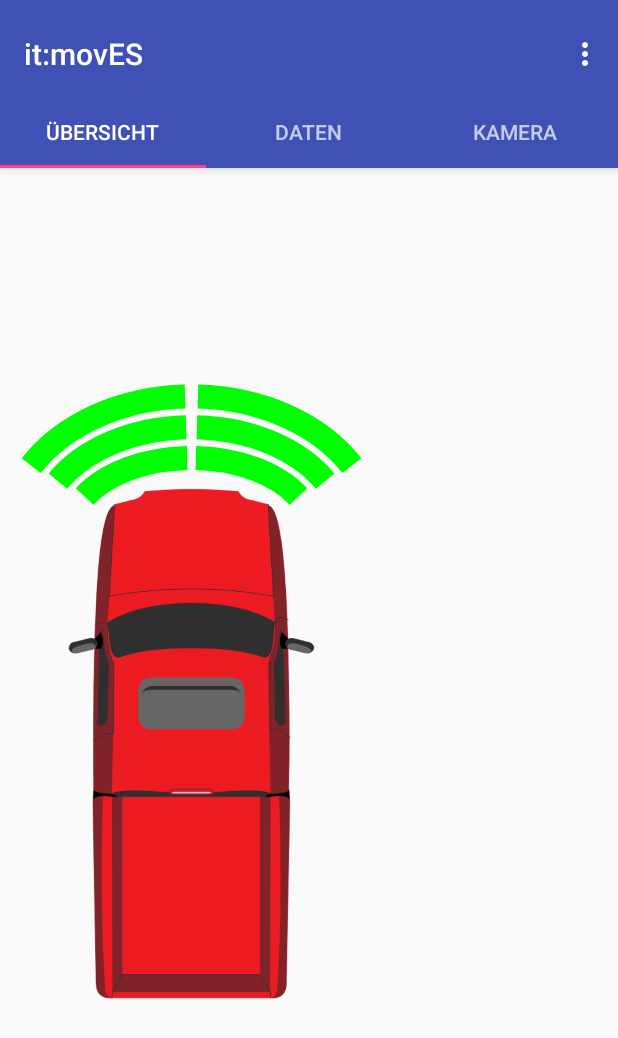
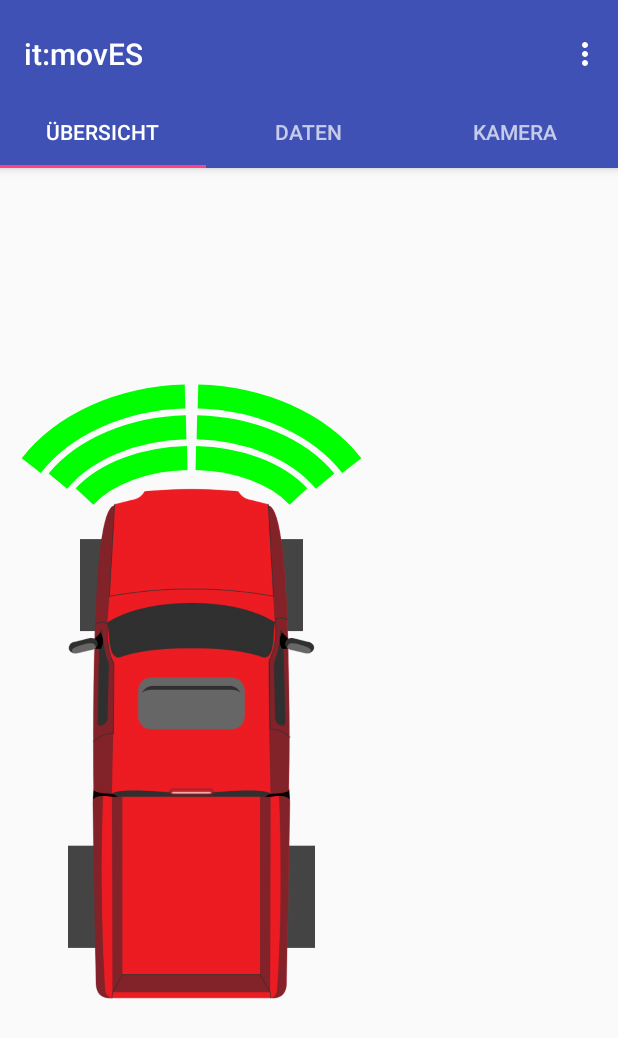
Before and after one commit to Kowait00/CaroloHseApp, an Android app: the screen it shows after launch (MainActivity), on a phone screen of 412 x 824 dp. Shown: the top 1038 px of the screen. Run offline under Robolectric (Android 15) with nearby library versions, the phone set to English and light mode, and no system bars.

Commit message:
-Implemented updating of the GUI based on current car data -Distance sensor visualization now displaying current dist data -Added wheels, with visualization of current turning angle

```diff
--- a/app/src/main/java/com/wacker/carolohseapp/CarTopDownView.java
+++ b/app/src/main/java/com/wacker/carolohseapp/CarTopDownView.java
@@ -3,6 +3,7 @@ package com.wacker.carolohseapp;
 import android.content.Context;
 import android.graphics.Canvas;
 import android.graphics.Color;
+import android.graphics.Matrix;
 import android.graphics.Paint;
 import android.graphics.Rect;
 import android.graphics.RectF;
@@ -15,6 +16,7 @@ import android.view.View;
  */
 public class CarTopDownView extends View
 {
+    private CaroloCarSensorData mCarData = new CaroloCarSensorData();
     private Paint mPaint = new Paint();
     private Drawable mImageTopDownCar;
     private float mImageTopDownCarAspectRatio;
@@ -41,8 +43,32 @@ public class CarTopDownView extends View
         int picBottomRightY = picTopLeftY + picHeight;
         Rect imageBounds = new Rect(picTopLeftX, picTopLeftY, picBottomRightX, picBottomRightY);
         mImageTopDownCar.setBounds(imageBounds);
+
+        // set up wheels for car
+        Paint wheelPaint = new Paint();
+        wheelPaint.setColor(Color.DKGRAY);
+        RectF wheelRearLeft = new RectF((float)(picTopLeftX), (float)(picBottomRightY-picHeight*0.3), (float)(picTopLeftX+picWidth/8), (float)(picBottomRightY-picHeight*0.1));
+        canvas.drawRect(wheelRearLeft, wheelPaint);
+        RectF wheelRearRight = new RectF((float)(picBottomRightX-picWidth/8), (float)(picBottomRightY-picHeight*0.3), (float)(picBottomRightX), (float)(picBottomRightY-picHeight*0.1));
+        canvas.drawRect(wheelRearRight, wheelPaint);
+
+
+        RectF wheelFrontLeft = new RectF((float)(picTopLeftX+picWidth/20), (float)(picTopLeftY+picHeight*0.1), (float)(picTopLeftX+picWidth/6), (float)(picTopLeftY+picHeight*0.28));
+        // Draw turing angle of the wheel (rotate canvas around wheel center to draw angled rectangle)
+        canvas.save();
+        canvas.rotate(mCarData.wheelAngle, wheelFrontLeft.centerX(), wheelFrontLeft.centerY());
+        canvas.drawRect(wheelFrontLeft, wheelPaint);
+        canvas.restore();
+
+        RectF wheelFrontRight = new RectF((float)(picBottomRightX-picWidth/6), (float)(picTopLeftY+picHeight*0.1), (float)(picBottomRightX-picWidth/20), (float)(picTopLeftY+picHeight*0.28));
+        // Draw turing angle of the wheel (rotate canvas around wheel center to draw angled rectangle)
+        canvas.save();
+        canvas.rotate(mCarData.wheelAngle, wheelFrontRight.centerX(), wheelFrontRight.centerY());
+        canvas.drawRect(wheelFrontRight, wheelPaint);
+        canvas.restore();
+
+        //Draw the car
         mImageTopDownCar.draw(canvas);
-
 
         // set up the corners of an ellipse for displaying distance sensor information
         // in a way that it scales with the size of the vehicle graphic
@@ -61,10 +87,12 @@ public class CarTopDownView extends View
         paint.setStyle(Paint.Style.STROKE);
 
         // Draw the inner most arcs for the front distance sensors
-        paint.setColor(Color.GREEN);
+        if(mCarData.distFrontLeft > 0 && mCarData.distFrontLeft < 30) paint.setColor(Color.RED);
+        else paint.setColor(Color.GREEN);
         canvas.drawArc(ovalRect, 210, 58, false, paint );
 
-        paint.setColor(Color.GREEN);
+        if(mCarData.distFrontRight > 0 && mCarData.distFrontRight < 30) paint.setColor(Color.RED);
+        else paint.setColor(Color.GREEN);
         canvas.drawArc(ovalRect, 330, -58, false, paint );
 
         // Draw the second layer of arcs for the front distance sensors
@@ -72,10 +100,13 @@ public class CarTopDownView extends View
         float ovalScaling = (ovalRectBottomRightY-ovalRectTopLeftY)*(float)0.2;
         ovalRect.set(ovalRectTopLeftX-ovalScaling, ovalRectTopLeftY-ovalScaling, ovalRectBottomRightX+ovalScaling, ovalRectBottomRightY+ovalScaling);
 
-        paint.setColor(Color.GREEN);
+        if(mCarData.distFrontLeft > 0 && mCarData.distFrontLeft < 60) paint.setColor(Color.RED);
+        else paint.setColor(Color.GREEN);
         canvas.drawArc(ovalRect, 210, 58, false, paint );
 
-        paint.setColor(Color.GREEN);
+
+        if(mCarData.distFrontRight > 0 && mCarData.distFrontRight < 60) paint.setColor(Color.RED);
+        else paint.setColor(Color.GREEN);
         canvas.drawArc(ovalRect, 330, -58, false, paint );
 
         // Draw the third layer of arcs for the front distance sensors
@@ -83,16 +114,22 @@ public class CarTopDownView extends View
         ovalScaling = (ovalRectBottomRightY-ovalRectTopLeftY)*(float)0.4;
         ovalRect.set(ovalRectTopLeftX-ovalScaling, ovalRectTopLeftY-ovalScaling, ovalRectBottomRightX+ovalScaling, ovalRectBottomRightY+ovalScaling);
 
-        paint.setColor(Color.GREEN);
+        if(mCarData.distFrontLeft > 0 && mCarData.distFrontLeft < 90) paint.setColor(Color.RED);
+        else paint.setColor(Color.GREEN);
         canvas.drawArc(ovalRect, 210, 58, false, paint );
 
-        paint.setColor(Color.GREEN);
+        if(mCarData.distFrontRight > 0 && mCarData.distFrontRight < 90) paint.setColor(Color.RED);
+        else paint.setColor(Color.GREEN);
         canvas.drawArc(ovalRect, 330, -58, false, paint );
-
-
 
 
     }
 
+    public void updateDisplayedData(CaroloCarSensorData carData)
+    {
+        mCarData = carData;
+        invalidate();
+    }
+
 
 }
--- a/app/src/main/java/com/wacker/carolohseapp/CaroloCarSensorData.java
+++ b/app/src/main/java/com/wacker/carolohseapp/CaroloCarSensorData.java
@@ -12,14 +12,21 @@ import java.util.Arrays;
  */
 public class CaroloCarSensorData implements Serializable
 {
-    float velocity;
-    float acceleration;
-    float heading;
-    float wheelAngle;
-    float distFront;
-    float distRear;
-    float distLeft;
-    float distRight;
+    float velocity = 0;
+    float acceleration = 0;
+    float heading = 0;
+    float wheelAngle = 0;
+    float distFrontLeft = 0;
+    float distFrontRight = 0;
+    float distRearLeft = 0;
+    float distRearRight = 0;
+    float distLeft = 0;
+    float distRight = 0;
+
+    public CaroloCarSensorData()
+    {
+
+    }
 
     public CaroloCarSensorData(byte[] byteMsg)
     {
@@ -33,10 +40,12 @@ public class CaroloCarSensorData implements Serializable
         acceleration = ByteBuffer.wrap( Arrays.copyOfRange(byteMsg, 32, 64) ).order(ByteOrder.LITTLE_ENDIAN).getFloat();
         heading = ByteBuffer.wrap( Arrays.copyOfRange(byteMsg, 64, 96) ).order(ByteOrder.LITTLE_ENDIAN).getFloat();
         wheelAngle = ByteBuffer.wrap( Arrays.copyOfRange(byteMsg, 96, 128) ).order(ByteOrder.LITTLE_ENDIAN).getFloat();
-        distFront = ByteBuffer.wrap( Arrays.copyOfRange(byteMsg, 128, 160) ).order(ByteOrder.LITTLE_ENDIAN).getFloat();
-        distRear = ByteBuffer.wrap( Arrays.copyOfRange(byteMsg, 160, 192) ).order(ByteOrder.LITTLE_ENDIAN).getFloat();
-        distLeft = ByteBuffer.wrap( Arrays.copyOfRange(byteMsg, 192, 224) ).order(ByteOrder.LITTLE_ENDIAN).getFloat();
-        distRight = ByteBuffer.wrap( Arrays.copyOfRange(byteMsg, 224, 256) ).order(ByteOrder.LITTLE_ENDIAN).getFloat();
+        distFrontLeft = ByteBuffer.wrap( Arrays.copyOfRange(byteMsg, 128, 160) ).order(ByteOrder.LITTLE_ENDIAN).getFloat();
+        distFrontRight = ByteBuffer.wrap( Arrays.copyOfRange(byteMsg, 160, 192) ).order(ByteOrder.LITTLE_ENDIAN).getFloat();
+        distRearLeft = ByteBuffer.wrap( Arrays.copyOfRange(byteMsg, 192, 224) ).order(ByteOrder.LITTLE_ENDIAN).getFloat();
+        distRearRight = ByteBuffer.wrap( Arrays.copyOfRange(byteMsg, 224, 256) ).order(ByteOrder.LITTLE_ENDIAN).getFloat();
+        distLeft = ByteBuffer.wrap( Arrays.copyOfRange(byteMsg, 256, 288) ).order(ByteOrder.LITTLE_ENDIAN).getFloat();
+        distRight = ByteBuffer.wrap( Arrays.copyOfRange(byteMsg, 288, 320) ).order(ByteOrder.LITTLE_ENDIAN).getFloat();
 
     }
 
--- a/app/src/main/java/com/wacker/carolohseapp/Tab1Visualization.java
+++ b/app/src/main/java/com/wacker/carolohseapp/Tab1Visualization.java
@@ -18,6 +18,8 @@ import android.widget.RelativeLayout;
  */
 public class Tab1Visualization extends Fragment
 {
+    CarTopDownView mCarTopDownView;
+
     @Override
     public View onCreateView(LayoutInflater inflater, ViewGroup container, Bundle savedInstanceState)
     {
@@ -25,7 +27,8 @@ public class Tab1Visualization extends Fragment
 
         //Set the car top down visuals view into the relative layout of the fragment
         RelativeLayout relativeLayout = (RelativeLayout) rootView.findViewById(R.id.visualizationLayout);
-        relativeLayout.addView(new CarTopDownView(getActivity()));
+        mCarTopDownView = new CarTopDownView(getActivity());
+        relativeLayout.addView(mCarTopDownView);
 
         return rootView;
     }
@@ -56,6 +59,8 @@ public class Tab1Visualization extends Fragment
             if(intent.getAction().equalsIgnoreCase(UdpReceiverService.UDPRECV_RESULT) )
             {
                 Log.d("Tab1", "Broadcast received");
+                CaroloCarSensorData carData = (CaroloCarSensorData) intent.getSerializableExtra(UdpReceiverService.UDPRECV_MESSAGE);
+                mCarTopDownView.updateDisplayedData(carData);
             }
         }
     };
```
